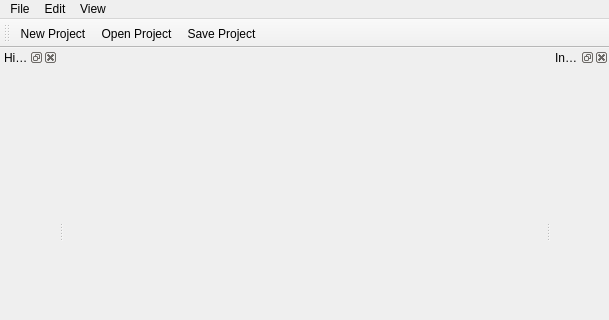
Qt form Qt Repo/QtTest2/mainwindow.ui (Skyway666/Qt-Practice) before a commit; both pictures show x 0 to 609 and y 0 to 320 of the 609 by 460 pixel window.
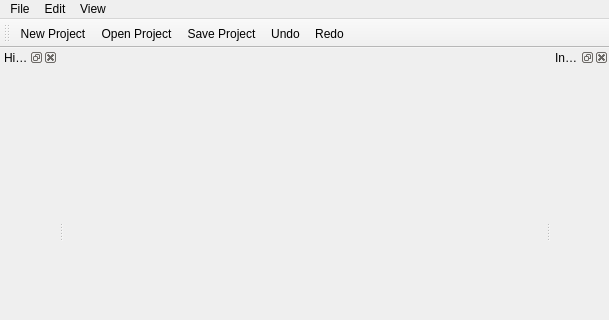
The same form after that commit. Icons and pictures are not drawn.

Patch:
```diff
--- a/Qt Repo/QtTest2/mainwindow.ui
+++ b/Qt Repo/QtTest2/mainwindow.ui
@@ -94,6 +94,8 @@
    <addaction name="actionNew_Project"/>
    <addaction name="actionOpen_Project"/>
    <addaction name="actionSave_Project"/>
+   <addaction name="actionUndo"/>
+   <addaction name="actionRedo"/>
   </widget>
   <widget class="QStatusBar" name="statusBar"/>
   <action name="actionOpen_Project">
```
Left out of the diff: 2 changed lines with no effect on the pictures.
